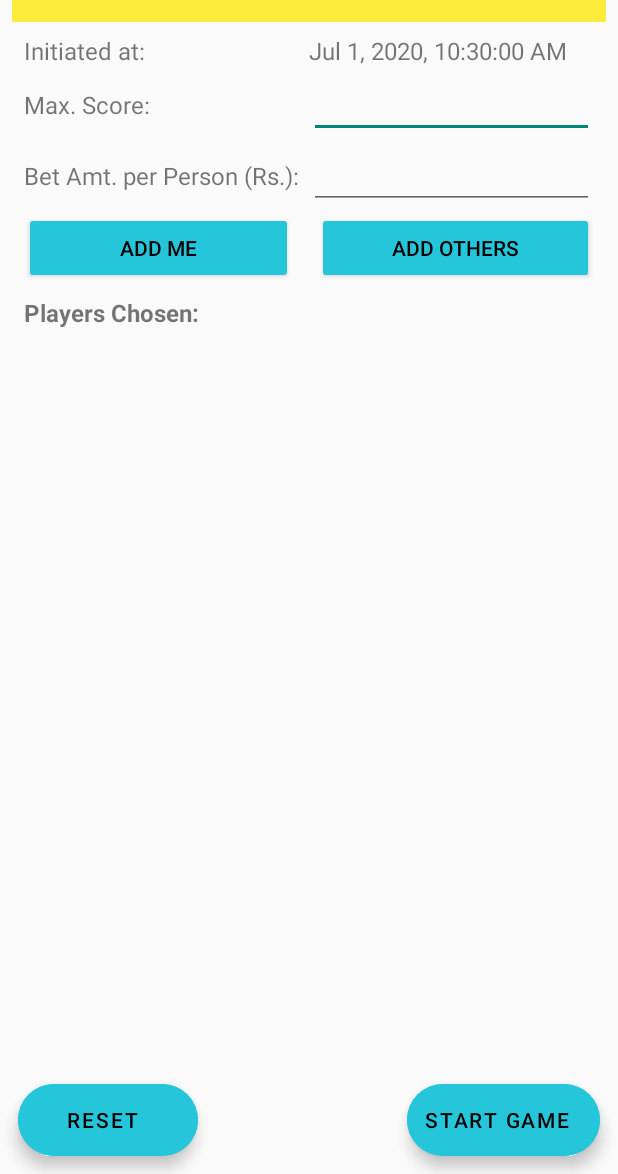
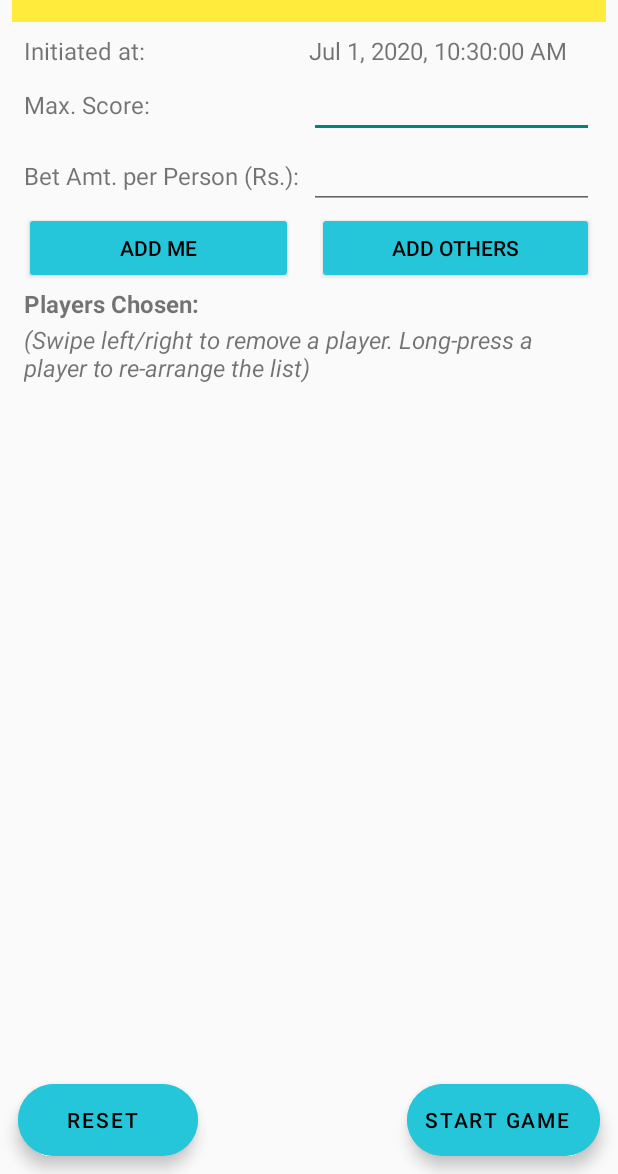
Before and after one commit to kkolhar/DabbaListTracker, an Android app: the screen it shows after launch (NewDabbaActivity), on a phone screen of 412 x 824 dp, the part 62-1236 px from its top. Run offline under Robolectric (Android 15) with nearby library versions, the phone set to English and light mode, and no system bars; 3 statements that could not run were skipped.

Commit message:
Dabba List Tracker

```diff
--- a/app/build.gradle
+++ b/app/build.gradle
@@ -35,4 +35,5 @@ dependencies {
     implementation 'com.google.android.material:material:1.2.0-alpha06'
     implementation 'androidx.legacy:legacy-support-v4:1.0.0'            // This gradle is required for the extended FAB
     implementation 'androidx.recyclerview:recyclerview:1.1.0'// Required for RecyclerView
+    implementation 'com.google.code.gson:gson:2.8.5' // To store objects in SharedPreferences
 }
--- a/app/src/main/AndroidManifest.xml
+++ b/app/src/main/AndroidManifest.xml
@@ -10,8 +10,8 @@
         android:icon="@mipmap/appicon"
         android:label="@string/app_name"
         android:screenOrientation="portrait"
-        android:theme="@style/AppTheme"
-        android:supportsRtl="true">
+        android:supportsRtl="true"
+        android:theme="@style/AppTheme">
 
         <activity
             android:name="com.kolhar.dabbalisttracker.NewDabbaActivity"
--- a/app/src/main/java/com/kolhar/dabbalisttracker/Dabba.java
+++ b/app/src/main/java/com/kolhar/dabbalisttracker/Dabba.java
@@ -3,9 +3,6 @@ package com.kolhar.dabbalisttracker;
 import android.os.Parcel;
 import android.os.Parcelable;
 import android.util.Log;
-
-import org.json.JSONException;
-import org.json.JSONObject;
 
 import java.util.ArrayList;
 import java.util.Date;
@@ -13,12 +10,12 @@ import java.util.UUID;
 
 public class Dabba implements Parcelable {
     private UUID mID;
-    private String gWinner;
-    private ArrayList players;
+    private static final String JSON_ID = "id", JSON_TITLE = "title", JSON_WINNER = "winner", JSON_DATE = "date", JSON_SCORE = "score", JSON_AMT = "amount", JSON_ROUNDNO = "roundno", JSON_PLAYERS = "players", JSONPLAYERNO = "playerno", JSONSCORENO = "scoreno";
+    private String gTitle, gWinner;
     private Date mDate;
     private int maxScore, betamt, roundNo;
     private static final String TAG = "DabbaTAG";
-    private static final String JSON_ID = "id", JSON_TITLE = "title", JSON_WINNER = "winner", JSON_DATE = "date";
+    private ArrayList<Player> players;
 
     public int getRoundNo() {
         return roundNo;
@@ -75,25 +72,60 @@ public class Dabba implements Parcelable {
         gWinner = winner;
     }
 
-    public JSONObject toJSON() throws JSONException {       // Uses the methods from the JSONObject class to handle the conversion of data in Crime into something that can be written to the JSON file.
+    /*public JSONObject toJSON() throws JSONException {       // Uses the methods from the JSONObject class to handle the conversion of data in Crime into something that can be written to the JSON file.
+        Log.d(TAG, "Entered Dabba : toJSON() method");
         JSONObject json = new JSONObject();
         json.put(JSON_ID, mID.toString());
-        //json.put(JSON_TITLE, gTitle);
         json.put(JSON_DATE, mDate);
-        json.put(JSON_WINNER, gWinner);
+        json.put(JSON_AMT, betamt);
+        json.put(JSON_ROUNDNO, roundNo);
+        json.put(JSON_SCORE, maxScore);
+
+        // For the players array, create an inner json array
+        JSONObject jsonplayers = new JSONObject();
+        for (int i = 0; i < players.size(); i++) {
+            jsonplayers.put(JSONPLAYERNO, players.get(i).getpName());
+            jsonplayers.put(JSONSCORENO, players.get(i).getLiveScore());
+        }
+        json.put(JSON_PLAYERS, players);
+
+        // In case the winner is already decided
+        if (gWinner != null)
+            json.put(JSON_WINNER, gWinner);
+
+        Log.d(TAG, "Exiting Dabba : toJSON() method");
         return json;
-    }
+    }*/
 
     public String getgWinner() {
         return gWinner;
     }
 
-    public Dabba(JSONObject json) throws JSONException {       // New constructor to open and access the JSON file and retrieve data
+    /*public Dabba(JSONObject json) throws JSONException {
         mID = UUID.fromString(json.getString(JSON_ID));
-        // if (json.has(JSON_TITLE)) gTitle = json.getString(JSON_TITLE);
+        maxScore = json.getInt(JSON_SCORE);
+        betamt = json.getInt(JSON_AMT);
+        roundNo = json.getInt(JSON_ROUNDNO);
         mDate = new Date(json.getLong(JSON_DATE));
         if (json.has(JSON_WINNER))
             gWinner = json.getString(JSON_WINNER);
+
+        JSONArray jsonplayers = json.getJSONArray(JSON_PLAYERS);
+        for (int i = 0; i < jsonplayers.length(); i++) {
+            Player p = new Player();
+            JSONObject tempname = jsonplayers.getJSONObject(i);
+            p.setpName(tempname.getString(JSONPLAYERNO));
+            p.setLiveScore(tempname.getInt(JSONSCORENO));
+            players.add(p);
+        }
+    }*/
+
+    public String getgTitle() {
+        return gTitle;
+    }
+
+    public void setgTitle(String gTitle) {
+        this.gTitle = gTitle;
     }
 
     @Override
--- a/app/src/main/java/com/kolhar/dabbalisttracker/NewDabbaActivity.java
+++ b/app/src/main/java/com/kolhar/dabbalisttracker/NewDabbaActivity.java
@@ -2,9 +2,9 @@ package com.kolhar.dabbalisttracker;
 
 import android.app.AlertDialog;
 import android.app.Dialog;
+import android.content.Context;
 import android.content.DialogInterface;
 import android.content.pm.PackageManager;
-import android.os.Bundle;
 import android.util.Log;
 import android.widget.Toast;
 
@@ -12,7 +12,11 @@ import androidx.fragment.app.Fragment;
 
 public class NewDabbaActivity extends SingleFragmentActivity {
     private AlertDialog dialog;
-    private static final String TAG = "ActivityDabbaTAG", GAME_DABBA="GAME_DABBA";
+    private static final String TAG = "ActivityDabbaTAG";
+    private Fragment startingFragment;
+    private Dabba retrievedDabba;
+    private Context context;
+    private String filename = "dabbas.json";
 
     @Override
     protected Fragment createFragment() {
@@ -59,4 +63,16 @@ public class NewDabbaActivity extends SingleFragmentActivity {
         dialog.show();
     }
 
+    /*@Override
+    public void onCreate(Bundle savedInstanceState) {
+        super.onCreate(savedInstanceState);
+        if (savedInstanceState != null) {
+            Log.i(TAG, "Loading savedInstanceState");
+            retrievedDabba = (Dabba) savedInstanceState.get("RETAINED_DABBA");
+            startingFragment = new LiveDabbaFragment(retrievedDabba);
+        } else {
+            Log.i(TAG, "Loading new Instance State of LiveDabba");
+            startingFragment = new NewDabbaFragment();
+        }
+    }*/
 }
--- a/app/src/main/java/com/kolhar/dabbalisttracker/NewDabbaFragment.java
+++ b/app/src/main/java/com/kolhar/dabbalisttracker/NewDabbaFragment.java
@@ -24,7 +24,6 @@ import android.widget.Button;
 import android.widget.EditText;
 import android.widget.TextView;
 
-import androidx.appcompat.widget.Toolbar;
 import androidx.core.app.ActivityCompat;
 import androidx.core.content.ContextCompat;
 import androidx.fragment.app.Fragment;
@@ -44,17 +43,12 @@ import java.util.List;
 
 // This class is to set up the game with the max score, game bet amount and the no. of players. No. of players is restricted to 20 for now.
 
-// Next update to include the players' list as ArrayList in the Dabba object. This object should be passed along to LDF and USF and its elements should be updated in LDF and USF via code
-
 public class NewDabbaFragment extends Fragment {
     private EditText scoreText, betamtText;
     private Button addMeButton, addPlayersButton;
     private ExtendedFloatingActionButton startGameButton, resetPlayersButton;
     private TextView mDateView;
     private static final String TAG = "NewDabbaTAG";
-    public static final String NDF_GAME_DATE = "date", NDF_MAX_SCORE = "max_score", NDF_BET_AMT = "bet_amts", NDF_LIVE_SCORE = "live_score", NDF_REENTRY = "re-entry";
-    public static final String NDF_PLAYERS_LIST = "players", NDF_COUNT = "PLAYERS_COUNT", NDF_ROUND = "roundno", NDF_DEALERNO = "dealerno";
-    public static final String NDF_DABBA = "GAME_DABBA";
     private Dabba mDabba;
     private AlertDialog checkDialog;
     private String date;
@@ -212,9 +206,6 @@ public class NewDabbaFragment extends Fragment {
                             .beginTransaction()
                             .replace(R.id.fragmentContainer, liveDabbaFragment)
                             .commit();
-                    /*Intent i = new Intent(getActivity(), LiveDabbaActivity.class);
-                    i.putExtra("GAME_DABBA", mDabba);
-                    startActivity(i);*/
                 }
             }
         });
@@ -264,7 +255,6 @@ public class NewDabbaFragment extends Fragment {
                 c.close();
                 return;
             }
-            //Log.e(TAG, "Chosen no. of contacts: " + c.getCount());
             // Pull out the first column of the first row of data - that is the player's name
             c.moveToFirst();        // Since the Cursor object only contains one item, move to the first item and get it as a String
             String player_temp = c.getString(0);
@@ -314,15 +304,17 @@ public class NewDabbaFragment extends Fragment {
         // Below function to define what is to be done, Undo option available
         @Override
         public void onSwiped(RecyclerView.ViewHolder viewHolder, int swipeDir) {
-            Log.d(TAG, "onSwiped called");
-
+            //Log.d(TAG, "onSwiped called");
             // Get ready to swipe
             int position = viewHolder.getAdapterPosition();
             final Player removedPlayer = mPlayers.get(position);       // Temporarily store the name in case it needs to be revived
-
+            String tempname = mPlayers.get(position).getpName();
+            Log.i(TAG, "Deleting player: " + tempname);
             // Remove the item
             mPlayers.remove(position);
 
+            if (tempname.equals("Me"))
+                addMeButton.setEnabled(true);    // In case, Me is deleted, the Me button is enabled
             // showing snack bar with Undo option
             Snackbar snackbar = Snackbar
                     .make(viewHolder.itemView, removedPlayer.getpName() + " removed from cart!", Snackbar.LENGTH_LONG);
--- a/app/src/main/java/com/kolhar/dabbalisttracker/UpdateScoreFragment.java
+++ b/app/src/main/java/com/kolhar/dabbalisttracker/UpdateScoreFragment.java
@@ -19,7 +19,6 @@ import android.widget.TableLayout;
 import android.widget.TableRow;
 import android.widget.TextView;
 
-import androidx.appcompat.widget.Toolbar;
 import androidx.fragment.app.Fragment;
 
 import com.google.android.material.floatingactionbutton.ExtendedFloatingActionButton;
@@ -31,7 +30,6 @@ import java.util.List;
 
 public class UpdateScoreFragment extends Fragment {
     public static final String TAG = "UpdateScoreDabbaTAG";
-    //private String[] globalplNames;
     private int[] individualRoundScores;
     private Bundle toLDFBundle;
     private TableLayout tempTable;
@@ -82,13 +80,9 @@ public class UpdateScoreFragment extends Fragment {
 
         // Create the tempTable in the below for loop
         for (int i = 0; i <= USFLiveCount; i++) {
-            //Log.d(TAG, "Value of i is: " + i);
-
             TableRow row = new TableRow(getContext());
-
             row.setLayoutParams(rowParams);
             row.setWeightSum(1f);
-            // Log.d(TAG, "counter Value is: " + counter);
 
             tempNameView = new TextView(getContext());
             tempNameView.setTextSize(14);
--- a/app/src/main/res/layout/new_dabba_fragment.xml
+++ b/app/src/main/res/layout/new_dabba_fragment.xml
@@ -132,15 +132,22 @@
             android:id="@+id/choose_PlayersView"
             style="@style/mainRelLayout"
             android:layout_below="@id/addPlayers_Strip"
-            android:layout_margin="8dp"
             android:text="@string/players_chosen"
             android:textSize="@dimen/headerSize"
             android:textStyle="bold" />
 
+        <TextView
+            android:id="@+id/chooseplayershint"
+            style="@style/mainRelLayout"
+            android:layout_below="@id/choose_PlayersView"
+            android:text="@string/choosehint"
+            android:textSize="@dimen/headerSize"
+            android:textStyle="italic" />
+
         <androidx.recyclerview.widget.RecyclerView
             android:id="@+id/playersRecyclerView"
             style="@style/mainRelLayout"
-            android:layout_below="@id/choose_PlayersView"
+            android:layout_below="@id/chooseplayershint"
             android:background="@drawable/view_selector"
             android:scrollbars="vertical" />
     </RelativeLayout>
--- a/app/src/main/res/values/strings.xml
+++ b/app/src/main/res/values/strings.xml
@@ -21,7 +21,7 @@
     <string name="choose_players">Add Others</string>
     <string name="new_game_properties">"Enter new game properties: "</string>
     <string name="game_dateSelector">"Initiated at: "</string>
-    <string name="scoreBoard">"------ Score Board ------"</string>
+    <string name="scoreBoard">"Score Board"</string>
     <string name="cancel_creategame">Cancel</string>
     <string name="create_game">Start Game</string>
     <string name="bet_amt">"Bet Amt. per Person (Rs.): "</string>
@@ -36,4 +36,5 @@
     <string name="players_chosen">Players Chosen:</string>
     <string name="help">Help</string>
     <string name="changeMaxScore">Change Max Score</string>
+    <string name="choosehint">(Swipe left/right to remove a player. Long-press a player to re-arrange the list)</string>
 </resources>
```
Also changed, not shown: app/src/main/java/com/kolhar/dabbalisttracker/LiveDabbaFragment.java (+14 -9 lines).
